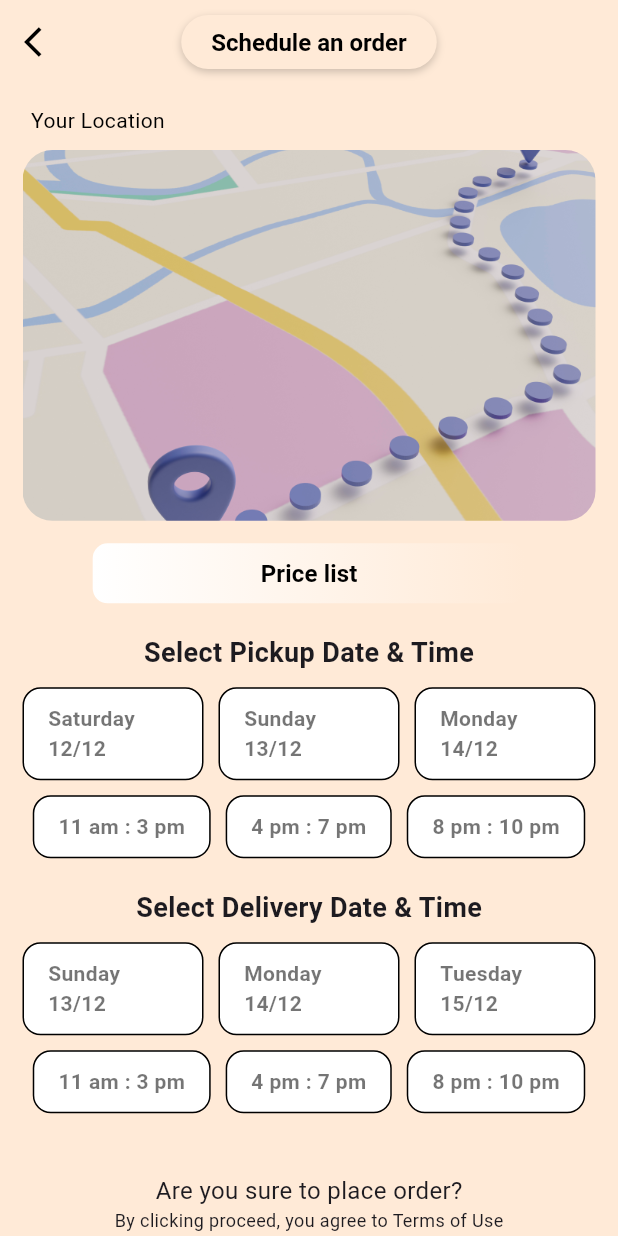
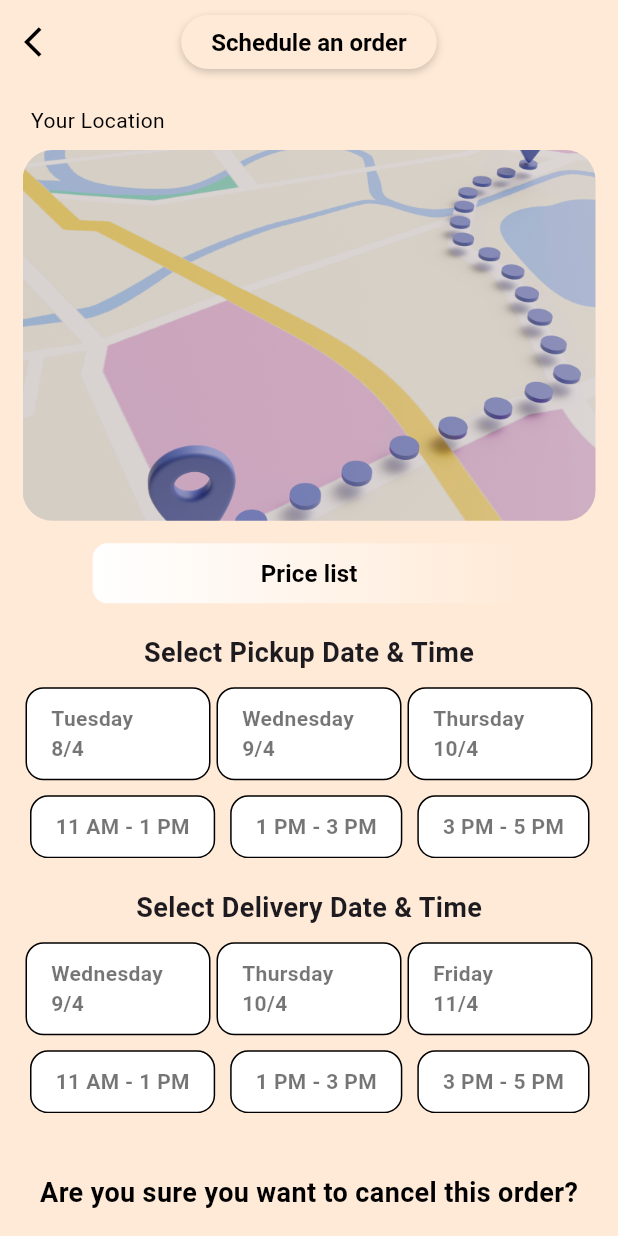
Before and after one commit to Mostafataher2020/Laundry_app, a Flutter app: the ScheduleOrder screen opened directly, on a phone screen of 412 x 824 dp. Run offline on Flutter 3.47's test engine with Material 3 defaults, Android fonts, the phone set to English and light mode, and no system bars; our stand-ins replace dartz, dio, easy_localization, equatable, flutter_bloc, font_awesome_flutter and 3 more; missing offline and left inert: flutter_stripe; accounts and stored records are empty.

```diff
--- a/lib/features/auth/presentation/views/widgets/otp_verification_screen_body.dart
+++ b/lib/features/auth/presentation/views/widgets/otp_verification_screen_body.dart
@@ -143,7 +143,6 @@ class _OtpVerificationScreenBodyState extends State<OtpVerificationScreenBody> {
                               blurRadius: 3,
                             ),
                           ],
-
                         ),
                         onChanged: (value) {
                           if (value.length == 4) {
@@ -156,32 +155,36 @@ class _OtpVerificationScreenBodyState extends State<OtpVerificationScreenBody> {
 
                     // إعادة الإرسال
                     Row(
-                      mainAxisAlignment: MainAxisAlignment.center,
+                      mainAxisAlignment: MainAxisAlignment.spaceAround,
                       children: [
                         Text(
-                          context.tr('Didn\'t receive code?'),
+                          context.tr('Send again?'),
                           style: TextStyle(
                             fontSize: isSmallScreen ? 13 : 14,
                             color: Colors.black54,
                           ),
                         ),
                         const SizedBox(width: 5),
-                        GestureDetector(
-                          onTap: canResend ? sendOtpAgain : null,
-                          child: Text(
-                            canResend
-                                ? context.tr('Resend')
-                                : "${context.tr('Resend in')} $countdown ${context.tr('sec')}",
-                            style: TextStyle(
-                              fontSize: isSmallScreen ? 13 : 14,
-                              color:
-                                  canResend
-                                      ? const Color(0xFFC09471)
-                                      : Colors.grey,
-                              fontWeight: FontWeight.bold,
+                        Text(
+                          canResend ? '' : "$countdown ${context.tr('sec')}",
+                          style: TextStyle(
+                            fontSize: isSmallScreen ? 13 : 14,
+                            color: Colors.grey,
+                            fontWeight: FontWeight.bold,
+                          ),
+                        ),
+                        if (canResend)
+                          GestureDetector(
+                            onTap: sendOtpAgain,
+                            child: Text(
+                              context.tr('Resend'),
+                              style: TextStyle(
+                                fontSize: isSmallScreen ? 13 : 14,
+                                color: const Color(0xFFC09471),
+                                fontWeight: FontWeight.bold,
+                              ),
                             ),
                           ),
-                        ),
                       ],
                     ),
                     SizedBox(
--- a/lib/features/order_screen/presentation/views/widgets/schedule_order_body.dart
+++ b/lib/features/order_screen/presentation/views/widgets/schedule_order_body.dart
@@ -10,7 +10,7 @@ import 'package:laundry_app/features/order_screen/presentation/views/widgets/bui
 import 'package:laundry_app/features/order_screen/presentation/views/widgets/build_selectable_box_blue.dart';
 
 class ScheduleOrderBody extends StatefulWidget {
-  final String selectedImage; // الصورة المحددة
+  final String selectedImage;
 
   const ScheduleOrderBody({super.key, required this.selectedImage});
 
@@ -25,32 +25,106 @@ class _ScheduleOrderBodyState extends State<ScheduleOrderBody> {
   String? selectedDeliveryTime;
   bool isSelected = true;
 
-  @override
-  void initState() {
-    super.initState();
-    resetSelection();
-    Future.delayed(Duration.zero, () {
-      final data =
-          ModalRoute.of(context)!.settings.arguments as Map<String, String>?;
-      if (data != null) {
-        setState(() {
-          selectedPickupDate = data["pickupDate"];
-          selectedPickupTime = data["pickupTime"];
-          selectedDeliveryDate = data["deliveryDate"];
-          selectedDeliveryTime = data["deliveryTime"];
-        });
+  String get serviceType {
+    if (widget.selectedImage.contains('clothe')) return 'clothes';
+    if (widget.selectedImage.contains('balnk')) return 'blanket';
+    if (widget.selectedImage.contains('carp')) return 'carpet';
+    return 'clothes';
   }
+
+  // Time slots generation methods
+  String _formatTimeSlot(int startHour, int endHour) {
+    String formatHour(int hour) {
+      if (hour == 0) return '12 ${context.tr('AM')}';
+      if (hour < 12) return '$hour ${context.tr('AM')}';
+      if (hour == 12) return '12 ${context.tr('PM')}';
+      return '${hour - 12} ${context.tr('PM')}';
+    }
+
+    return '${formatHour(startHour)} - ${formatHour(endHour)}';
+  }
+
+  List<String> get pickupTimeSlots {
+    List<String> allSlots = [];
+    for (int i = 11; i <= 21; i += 2) {
+      if (i + 2 <= 24) {
+        allSlots.add(_formatTimeSlot(i, i + 2));
+      }
+    }
+    return allSlots;
+  }
+
+  List<String> get deliveryTimeSlots {
+    List<String> allSlots = [];
+    for (int i = 11; i <= 21; i += 2) {
+      if (i + 2 <= 24) {
+        allSlots.add(_formatTimeSlot(i, i + 2));
+      }
+    }
+    return allSlots;
+  }
+
+  List<Map<String, String>> get pickupDates {
+    final now = DateTime.now();
+    final dates = <Map<String, String>>[];
+
+    for (int i = 0; i < 3; i++) {
+      final date = now.add(Duration(days: i));
+      dates.add({
+        'date': '${date.day}/${date.month}',
+        'day': _getDayName(date.weekday),
+        'fullDay': _getFullDayName(date), // إضافة اسم اليوم الكامل
       });
     }
 
-  void resetSelection() {
-    setState(() {
-      selectedPickupDate = null;
-      selectedPickupTime = null;
-      selectedDeliveryDate = null;
-      selectedDeliveryTime = null;
-      isSelected = true; // إعادة اللون الافتراضي
+    return dates;
+  }
+
+  List<Map<String, String>> get deliveryDates {
+    final now = DateTime.now();
+    final dates = <Map<String, String>>[];
+    int daysToAdd = 1;
+
+    if (serviceType == 'blanket') daysToAdd = 3;
+    if (serviceType == 'carpet') daysToAdd = 6;
+
+    for (int i = daysToAdd; i < daysToAdd + 3; i++) {
+      final date = now.add(Duration(days: i));
+      dates.add({
+        'date': '${date.day}/${date.month}',
+        'day': _getDayName(date.weekday),
+        'fullDay': _getFullDayName(date), // إضافة اسم اليوم الكامل
       });
+    }
+
+    return dates;
+  }
+
+  String _getDayName(int weekday) {
+    switch (weekday) {
+      case 1: return context.tr('Mon');
+      case 2: return context.tr('Tue');
+      case 3: return context.tr('Wed');
+      case 4: return context.tr('Thu');
+      case 5: return context.tr('Fri');
+      case 6: return context.tr('Sat');
+      case 7: return context.tr('Sun');
+      default: return '';
+    }
+  }
+
+  String _getFullDayName(DateTime date) {
+    // دالة جديدة لإرجاع اسم اليوم كاملاً
+    switch (date.weekday) {
+      case 1: return context.tr('Monday');
+      case 2: return context.tr('Tuesday');
+      case 3: return context.tr('Wednesday');
+      case 4: return context.tr('Thursday');
+      case 5: return context.tr('Friday');
+      case 6: return context.tr('Saturday');
+      case 7: return context.tr('Sunday');
+      default: return '';
+    }
   }
 
   @override
@@ -60,17 +134,17 @@ class _ScheduleOrderBodyState extends State<ScheduleOrderBody> {
     return BlocConsumer<OrderCubit, OrderState>(
       listener: (context, state) {
         if (state is OrderSuccess) {
-          ScaffoldMessenger.of(
-            context,
-          ).showSnackBar(SnackBar(content: Text(state.message)));
+          ScaffoldMessenger.of(context).showSnackBar(
+            SnackBar(content: Text(state.message)),
+          );
           Navigator.push(
             context,
             MaterialPageRoute(builder: (context) => PriceListScreen()),
           ).then((_) => orderCubit.resetSelection());
         } else if (state is OrderFailure) {
-          ScaffoldMessenger.of(
-            context,
-          ).showSnackBar(SnackBar(content: Text(state.error)));
+          ScaffoldMessenger.of(context).showSnackBar(
+            SnackBar(content: Text(state.error)),
+          );
         }
       },
       builder: (context, state) {
@@ -80,21 +154,7 @@ class _ScheduleOrderBodyState extends State<ScheduleOrderBody> {
             child: Column(
               crossAxisAlignment: CrossAxisAlignment.center,
               children: [
-                // عرض الصورة المحددة
-                // Container(
-                //   width: double.infinity,
-                //   height: 150,
-                //   decoration: BoxDecoration(
-                //     borderRadius: BorderRadius.circular(15),
-                //     image: DecorationImage(
-                //       image: AssetImage(widget.selectedImage),
-                //       fit: BoxFit.cover,
-                //     ),
-                //   ),
-                // ),
-                // SizedBox(height: 20),
-
-                // 📍 تفاصيل الموقع
+                // Your Location Section
                 Container(
                   margin: const EdgeInsets.only(bottom: 10),
                   width: MediaQuery.of(context).size.width * 0.9,
@@ -117,7 +177,7 @@ class _ScheduleOrderBodyState extends State<ScheduleOrderBody> {
                 ),
                 SizedBox(height: 15),
 
-                // 📍 زر قائمة الأسعار (Price List)
+                // Price List Button
                 Container(
                   width: MediaQuery.of(context).size.width * 0.70,
                   height: 40,
@@ -157,7 +217,7 @@ class _ScheduleOrderBodyState extends State<ScheduleOrderBody> {
                 ),
                 SizedBox(height: 20),
 
-                // 📍 اختيار موعد الاستلام
+                // Pickup Date & Time Section
                 Text(
                   context.tr('Select Pickup Date & Time'),
                   style: TextStyle(fontSize: 18, fontWeight: FontWeight.bold),
@@ -165,63 +225,40 @@ class _ScheduleOrderBodyState extends State<ScheduleOrderBody> {
                 SizedBox(height: 10),
                 Row(
                   mainAxisAlignment: MainAxisAlignment.spaceBetween,
-                  children: [
-                    Expanded(
+                  children: pickupDates.map((date) {
+                    return Expanded(
+                      child: Padding(
+                        padding: const EdgeInsets.symmetric(horizontal: 2),
                         child: BuildSelectableBox(
-                        title: context.tr('Saturday\n12/12'),
-                        isSelected: orderCubit.selectedPickupDate == "12/12",
-                        onTap: () => orderCubit.setPickupDate("12/12"),
+                          title: '${date['fullDay']}\n${date['date']}', // استخدام fullDay بدلاً من day
+                          isSelected: orderCubit.selectedPickupDate == date['date'],
+                          onTap: () => orderCubit.setPickupDate(date['date']!),
                         ),
                       ),
-                    SizedBox(width: 10),
-                    Expanded(
-                      child: BuildSelectableBox(
-                        title: context.tr('Sunday\n13/12'),
-                        isSelected: orderCubit.selectedPickupDate == "13/12",
-                        onTap: () => orderCubit.setPickupDate("13/12"),
-                      ),
-                    ),
-                    SizedBox(width: 10),
-                    Expanded(
-                      child: BuildSelectableBox(
-                        title: context.tr('Monday\n14/12'),
-                        isSelected: orderCubit.selectedPickupDate == "14/12",
-                        onTap: () => orderCubit.setPickupDate("14/12"),
-                      ),
-                    ),
-                  ],
+                    );
+                  }).toList(),
                 ),
                 SizedBox(height: 10),
 
-                // 📍 تمرير أفقي لاختيار وقت الاستلام
                 SingleChildScrollView(
                   scrollDirection: Axis.horizontal,
                   child: Row(
                     mainAxisAlignment: MainAxisAlignment.center,
-                    children: [
-                      BuildSelectableBox(
-                        title: context.tr('11 am : 3 pm'),
-                        isSelected: orderCubit.selectedPickupTime == "11-3",
-                        onTap: () => orderCubit.setPickupTime("11-3"),
+                    children: pickupTimeSlots.map((time) {
+                      return Padding(
+                        padding: const EdgeInsets.symmetric(horizontal: 5),
+                        child: BuildSelectableBox(
+                          title: time,
+                          isSelected: orderCubit.selectedPickupTime == time,
+                          onTap: () => orderCubit.setPickupTime(time),
                         ),
-                      SizedBox(width: 10),
-                      BuildSelectableBox(
-                        title: context.tr('4 pm : 7 pm'),
-                        isSelected: orderCubit.selectedPickupTime == "4-7",
-                        onTap: () => orderCubit.setPickupTime("4-7"),
-                      ),
-                      SizedBox(width: 10),
-                      BuildSelectableBox(
-                        title: context.tr('8 pm : 10 pm'),
-                        isSelected: orderCubit.selectedPickupTime == "8-10",
-                        onTap: () => orderCubit.setPickupTime("8-10"),
-                      ),
-                    ],
+                      );
+                    }).toList(),
                   ),
                 ),
                 SizedBox(height: 20),
 
-                // 📍 اختيار موعد التوصيل
+                // Delivery Date & Time Section
                 Text(
                   context.tr('Select Delivery Date & Time'),
                   style: TextStyle(fontSize: 18, fontWeight: FontWeight.bold),
@@ -229,117 +266,53 @@ class _ScheduleOrderBodyState extends State<ScheduleOrderBody> {
                 SizedBox(height: 10),
                 Row(
                   mainAxisAlignment: MainAxisAlignment.spaceBetween,
-                  children: [
-                    Expanded(
+                  children: deliveryDates.map((date) {
+                    return Expanded(
+                      child: Padding(
+                        padding: const EdgeInsets.symmetric(horizontal: 2),
                         child: BuildSelectableBoxBlue(
-                        title: context.tr('Sunday\n13/12'),
-                        isSelected: orderCubit.selectedDeliveryDate == "13/12",
-                        onTap: () => orderCubit.setDeliveryDate("13/12"),
+                          title: '${date['fullDay']}\n${date['date']}', // استخدام fullDay بدلاً من day
+                          isSelected: orderCubit.selectedDeliveryDate == date['date'],
+                          onTap: () => orderCubit.setDeliveryDate(date['date']!),
                         ),
                       ),
-                    SizedBox(width: 10),
-                    Expanded(
-                      child: BuildSelectableBoxBlue(
-                        title: context.tr('Monday\n14/12'),
-                        isSelected: orderCubit.selectedDeliveryDate == "14/12",
-                        onTap: () => orderCubit.setDeliveryDate("14/12"),
-                      ),
-                    ),
-                    SizedBox(width: 10),
-                    Expanded(
-                      child: BuildSelectableBoxBlue(
-                        title: "Tuesday\n15/12",
-                        isSelected: orderCubit.selectedDeliveryDate == "15/12",
-                        onTap: () => orderCubit.setDeliveryDate("15/12"),
-                      ),
-                    ),
-                  ],
+                    );
+                  }).toList(),
                 ),
                 SizedBox(height: 10),
 
-                // 📍 تمرير أفقي لاختيار وقت التوصيل
                 SingleChildScrollView(
                   scrollDirection: Axis.horizontal,
                   child: Row(
                     mainAxisAlignment: MainAxisAlignment.center,
+                    children: deliveryTimeSlots.map((time) {
+                      return Padding(
+                        padding: const EdgeInsets.symmetric(horizontal: 5),
+                        child: BuildSelectableBoxBlue(
+                          title: time,
+                          isSelected: orderCubit.selectedDeliveryTime == time,
+                          onTap: () => orderCubit.setDeliveryTime(time),
+                        ),
+                      );
+                    }).toList(),
+                  ),
+                ),
+                SizedBox(height: 40),
+
+                // Order Details Section
+                Column(
                   children: [
-                      BuildSelectableBoxBlue(
-                        title: context.tr('11 am : 3 pm'),
-                        isSelected: orderCubit.selectedDeliveryTime == "11-3",
-                        onTap: () => orderCubit.setDeliveryTime("11-3"),
-                      ),
-                      SizedBox(width: 10),
-                      BuildSelectableBoxBlue(
-                        title: context.tr('4 pm : 7 pm'),
-                        isSelected: orderCubit.selectedDeliveryTime == "4-7",
-                        onTap: () => orderCubit.setDeliveryTime("4-7"),
-                      ),
-                      SizedBox(width: 10),
-                      BuildSelectableBoxBlue(
-                        title: context.tr('8 pm : 10 pm'),
-                        isSelected: orderCubit.selectedDeliveryTime == "8-10",
-                        onTap: () => orderCubit.setDeliveryTime("8-10"),
-                      ),
-                    ],
-                  ),
+                    Text(context.tr('Are you sure you want to cancel this order?'),
+                        style: TextStyle(fontSize: 18, fontWeight: FontWeight.bold,color: Colors.black),),
+                        SizedBox(height: 25),
+                    Text(context.tr('By clicking proceed, you agree to Terms of Use'),style: TextStyle(fontSize: 12, fontWeight: FontWeight.bold,color: Colors.black),),
+                  ]
                 ),
                 SizedBox(height: 20),
 
-                // 📍 تفاصيل الطلب
-                if (selectedPickupDate != null && selectedPickupTime != null)
-                  Column(
-                    crossAxisAlignment: CrossAxisAlignment.start,
-                    children: [
-                      Text(
-                        context.tr('Order details'),
-                        style: TextStyle(
-                          fontSize: 18,
-                          fontWeight: FontWeight.bold,
-                        ),
-                      ),
-                      SizedBox(height: 10),
-                      Text(
-                        "${context.tr('Picked up date')}: $selectedPickupDate",
-                        style: TextStyle(fontSize: 16),
-                      ),
-                      SizedBox(height: 10),
-                      Text(
-                        "${context.tr('Time')}: $selectedPickupTime",
-                        style: TextStyle(fontSize: 16),
-                      ),
-                      SizedBox(height: 10),
-                      Text(
-                        "${context.tr('Delivered date')}: $selectedDeliveryDate",
-                        style: TextStyle(fontSize: 16),
-                      ),
-                      SizedBox(height: 10),
-                      Text(
-                        "${context.tr('Time')}: $selectedDeliveryTime",
-                        style: TextStyle(fontSize: 16),
-                      ),
-                      SizedBox(height: 10),
-                      Text(
-                        context.tr('You can cancel before the captain comes'),
-                        style: TextStyle(fontSize: 14, color: Colors.grey),
-                      ),
-                    ],
-                  ),
-                SizedBox(height: 20),
-
-                // 📍 تأكيد الطلب
-                Text(
-                  context.tr('Are you sure to place order?'),
-                  style: TextStyle(fontSize: 16),
-                ),
-                Text(
-                  context.tr('By clicking proceed, you agree to Terms of Use'),
-                  style: TextStyle(fontSize: 12),
-                ),
-                SizedBox(height: 10),
-
-                // 📍 زر تنفيذ الطلب
+                // Proceed Button
                 if (state is OrderLoading)
-                  CircularProgressIndicator() // عرض مؤشر التحميل
+                  CircularProgressIndicator()
                 else
                   SizedBox(
                     width: MediaQuery.of(context).size.width * 0.8,
@@ -360,11 +333,12 @@ class _ScheduleOrderBodyState extends State<ScheduleOrderBody> {
                           );
                         } else {
                           orderCubit.submitOrder(
-                            selectedImage:
-                                widget.selectedImage, // تمرير الصورة المحددة
+                            selectedImage: widget.selectedImage,
                           );
                         }
-                      }, color: Color(0xFFC09471), width: MediaQuery.of(context).size.width * 0.8,
+                      },
+                      color: Color(0xFFC09471),
+                      width: MediaQuery.of(context).size.width * 0.8,
                     ),
                   ),
                 TextButton(
```
Also changed, not shown: assets/translation/ar.json (+9 -9 lines), assets/translation/en.json (+9 -5 lines). Lines whose indentation alone changed are shown as unchanged.
